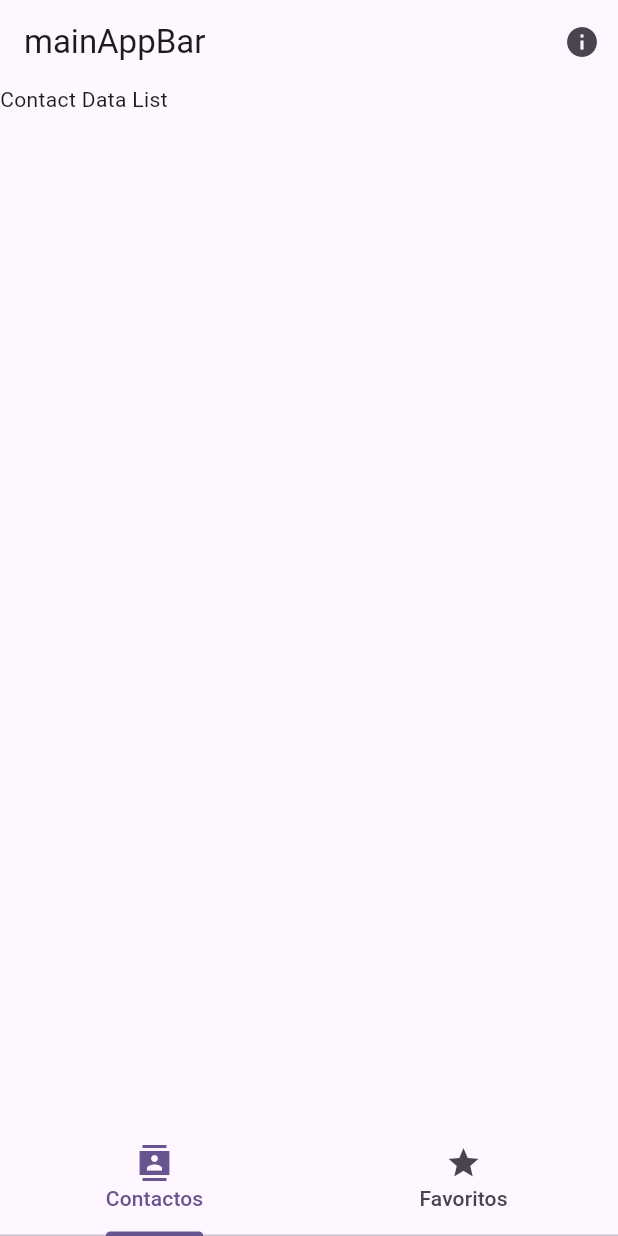
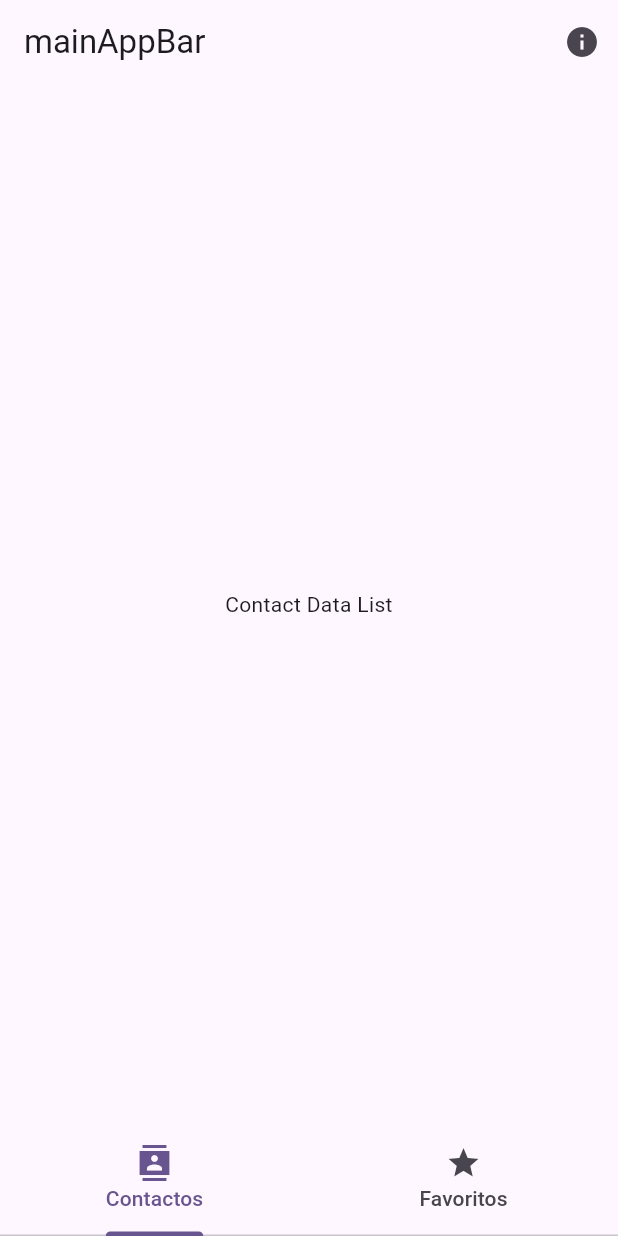
Before and after one commit to IMDGPortadaAlta/flutterPlaygroung, a Flutter app: the screen it shows after launch, on a phone screen of 412 x 824 dp. Run offline on Flutter 3.47's test engine with Material 3 defaults, Android fonts, the phone set to English and light mode, and no system bars.

```diff
--- a/lib/playgroundScaffold.dart
+++ b/lib/playgroundScaffold.dart
@@ -23,9 +23,9 @@ class _stateScaffold extends State<PlaygroundScaffold> {
           })
         ],
       ),
-      body: const TabBarView(children: <Widget> [
-        Expanded(child: Text("Contact Data List"),),
-        Expanded(child: Text("Favorite List"))
+      body: TabBarView(children: <Widget> [
+        Container(child: Text("Contact Data List", textAlign: TextAlign.center,),alignment: Alignment.center,),
+        Container(child: Text("Favorite List", textAlign: TextAlign.center),alignment: Alignment.center),
       ]),
       bottomNavigationBar: const TabBar(tabs: <Widget>[
           Tab(icon: Icon(Icons.contacts_sharp), text: "Contactos"),
```
